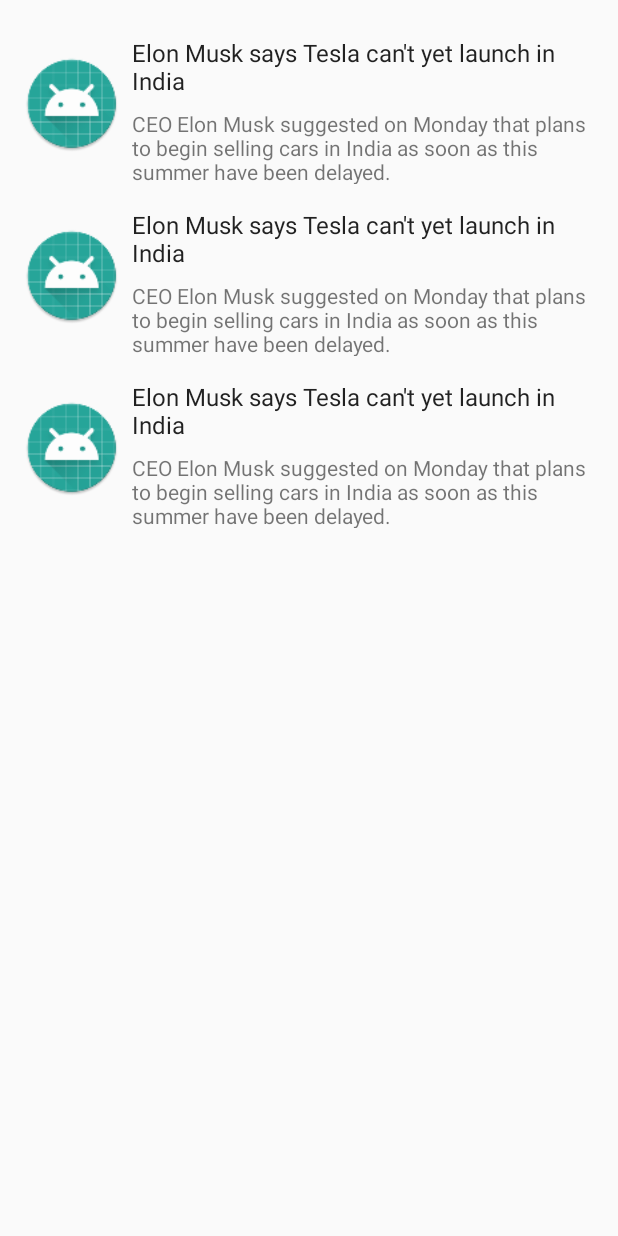
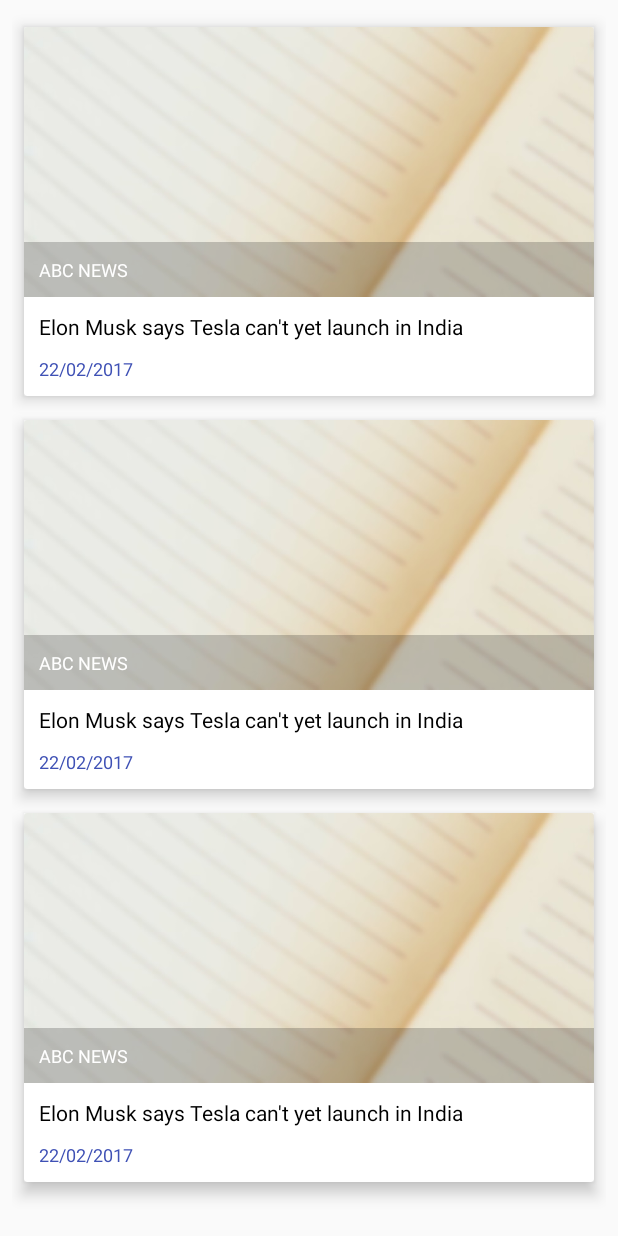
Before and after one commit to AkshayChordiya/News, an Android app: the layout activity_main.xml on its own in the app's theme, with its tools: preview values and no code run, on a phone screen of 412 x 824 dp. Run offline under Robolectric (Android 15) with nearby library versions, the phone set to English and light mode, and no system bars.

Commit message:
Refactored the News Articles adapter and it's view

```diff
--- a/app/build.gradle
+++ b/app/build.gradle
@@ -11,6 +11,7 @@ android {
         minSdkVersion Versions.minSDK
         versionCode Versions.versionCode
         versionName Versions.versionName
+        vectorDrawables.useSupportLibrary = true
         testInstrumentationRunner "android.support.test.runner.AndroidJUnitRunner"
         buildConfigField("String", "NEWS_API_KEY", NEWS_API_KEY)
         javaCompileOptions {
--- a/app/src/main/res/layout/activity_main.xml
+++ b/app/src/main/res/layout/activity_main.xml
@@ -23,5 +23,5 @@
         app:layout_constraintTop_toTopOf="parent"
         tools:layout_editor_absoluteX="16dp"
         tools:layout_editor_absoluteY="16dp"
-        tools:listitem="@layout/news_article_item" />
+        tools:listitem="@layout/row_news_article" />
 </android.support.constraint.ConstraintLayout>
--- a/app/src/main/res/layout/news_article_item.xml
+++ /dev/null
@@ -1,47 +0,0 @@
-<?xml version="1.0" encoding="utf-8"?>
-<android.support.constraint.ConstraintLayout xmlns:android="http://schemas.android.com/apk/res/android"
-    xmlns:app="http://schemas.android.com/apk/res-auto"
-    xmlns:tools="http://schemas.android.com/tools"
-    android:layout_width="match_parent"
-    android:layout_height="wrap_content"
-    android:orientation="vertical">
-
-    <ImageView
-        android:id="@+id/news_image"
-        android:layout_width="64dp"
-        android:layout_height="0dp"
-        android:layout_marginBottom="8dp"
-        android:layout_marginStart="8dp"
-        android:layout_marginTop="16dp"
-        android:contentDescription="@string/news_image_desc"
-        android:src="@mipmap/ic_launcher_round"
-        app:layout_constraintBottom_toBottomOf="parent"
-        app:layout_constraintStart_toStartOf="parent"
-        app:layout_constraintTop_toTopOf="parent" />
-
-    <TextView
-        android:id="@+id/news_title"
-        android:layout_width="0dp"
-        android:layout_height="wrap_content"
-        android:layout_marginEnd="8dp"
-        android:layout_marginStart="8dp"
-        android:layout_marginTop="16dp"
-        android:textAppearance="@style/TextAppearance.AppCompat.Subhead"
-        app:layout_constraintEnd_toEndOf="parent"
-        app:layout_constraintStart_toEndOf="@+id/news_image"
-        app:layout_constraintTop_toTopOf="parent"
-        tools:text="Elon Musk says Tesla can't yet launch in India" />
-
-    <TextView
-        android:id="@+id/news_description"
-        android:layout_width="0dp"
-        android:layout_height="50dp"
-        android:layout_marginEnd="8dp"
-        android:layout_marginStart="8dp"
-        android:layout_marginTop="8dp"
-        android:text="CEO Elon Musk suggested on Monday that plans to begin selling cars in India as soon as this summer have been delayed."
-        app:layout_constraintEnd_toEndOf="parent"
-        app:layout_constraintStart_toEndOf="@+id/news_image"
-        app:layout_constraintTop_toBottomOf="@+id/news_title" />
-
-</android.support.constraint.ConstraintLayout>
--- a/app/src/main/res/layout/list_item_new_feed.xml
+++ b/app/src/main/res/layout/row_news_article.xml
@@ -1,9 +1,7 @@
 <?xml version="1.0" encoding="utf-8"?>
-
 <android.support.v7.widget.CardView xmlns:android="http://schemas.android.com/apk/res/android"
     xmlns:app="http://schemas.android.com/apk/res-auto"
     xmlns:tools="http://schemas.android.com/tools"
-    android:id="@+id/cardViewSearchResult"
     android:layout_width="match_parent"
     android:layout_height="wrap_content"
     android:layout_marginBottom="@dimen/card_elevation"
@@ -19,6 +17,7 @@
         android:layout_height="wrap_content"
         android:background="@drawable/drawable_list_item">
 
+        <!-- News block -->
         <RelativeLayout
             android:id="@+id/relativeItemImage"
             android:layout_width="match_parent"
@@ -30,7 +29,7 @@
                 android:layout_height="@dimen/image_size"
                 android:contentDescription="@string/news_image"
                 android:scaleType="centerCrop"
-                tools:src="@mipmap/img_test_one" />
+                tools:src="@drawable/img_test_one" />
 
             <TextView
                 android:id="@+id/tvNewsAuthor"
@@ -38,15 +37,16 @@
                 android:layout_height="wrap_content"
                 android:layout_alignParentBottom="true"
                 android:background="@color/color_transparent"
+                android:maxLines="1"
                 android:padding="@dimen/normal_padding"
-                android:maxLines="1"
                 android:textAllCaps="true"
                 android:textColor="@android:color/white"
                 android:textSize="12sp"
-                 />
+                tools:text="ABC News" />
 
         </RelativeLayout>
 
+        <!-- News Title -->
         <TextView
             android:id="@+id/tvNewsItemTitle"
             android:layout_width="match_parent"
@@ -56,15 +56,15 @@
             android:padding="@dimen/normal_padding"
             android:textColor="@android:color/black"
             android:textSize="@dimen/textview_size_normal"
-             />
+            tools:text="Elon Musk says Tesla can't yet launch in India" />
 
+        <!-- Date - Time -->
         <TextView
             android:id="@+id/tvListItemDateTime"
             android:layout_width="wrap_content"
             android:layout_height="wrap_content"
             android:layout_below="@+id/tvNewsItemTitle"
             android:layout_marginBottom="@dimen/normal_padding"
-            android:layout_marginLeft="@dimen/normal_padding"
             android:layout_marginStart="@dimen/normal_padding"
             android:maxLines="2"
             android:textAllCaps="true"
@@ -72,6 +72,5 @@
             android:textSize="@dimen/textview_size_small"
             tools:text="@string/str_test_date" />
 
-
     </RelativeLayout>
 </android.support.v7.widget.CardView>
--- a/app/src/main/res/values/dimens.xml
+++ b/app/src/main/res/values/dimens.xml
@@ -1,4 +1,9 @@
 <resources>
+    <!-- Default screen margins, per the Android Design guidelines. -->
+    <dimen name="activity_horizontal_margin">16dp</dimen>
+    <dimen name="activity_vertical_margin">16dp</dimen>
+
+    <!-- List style -->
     <dimen name="card_elevation">6sp</dimen>
     <dimen name="card_margin">8sp</dimen>
     <dimen name="normal_padding">10sp</dimen>
--- a/app/src/main/res/values/strings.xml
+++ b/app/src/main/res/values/strings.xml
@@ -1,5 +1,8 @@
 <resources>
+    <!-- App details -->
     <string name="app_name">News App</string>
+
+    <!-- Content Description -->
     <string name="news_image_desc">News Image</string>
     <string name="news_image">news image</string>
     <string name="str_test_date">22/02/2017</string>
```
Also changed, not shown: app/src/main/java/com/akshay/newsapp/adapter/NewsArticlesAdapter.kt (+4 -4 lines), app/src/main/java/com/akshay/newsapp/utils/Extensions.kt (deleted, +0 -21 lines), app/src/main/java/com/akshay/newsapp/utils/ViewExtensions.kt (added, +50 -0 lines), app/src/main/res/drawable-nodpi/img_test_one.jpg (renamed from app/src/main/res/mipmap-xxhdpi/img_test_one.jpg).
